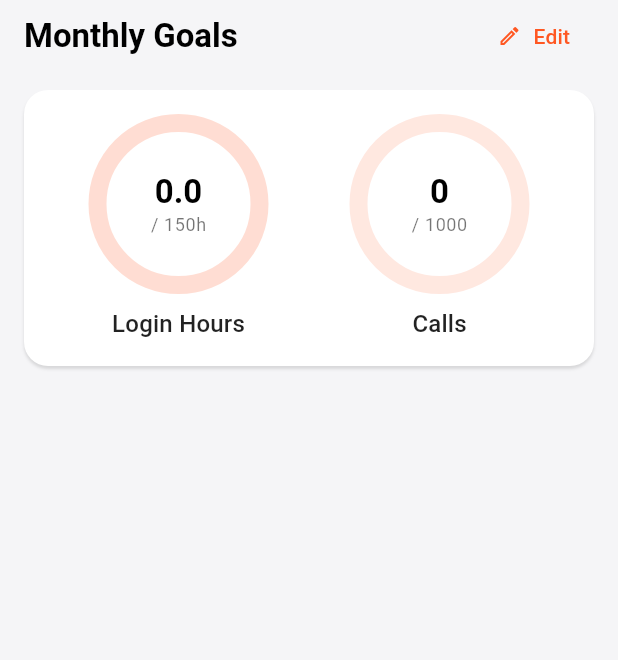
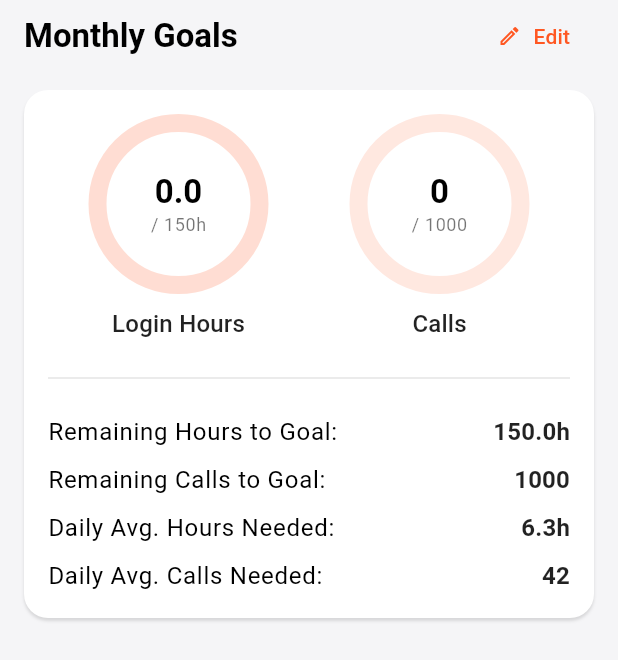
Before and after one commit to suvojit213/Dishtv-Agent-Trackerapp, a Flutter app: the MonthlyGoalsSection widget shown alone on an empty page, opened directly with empty values, on a phone screen of 412 x 824 dp. Shown: the top 660 px of the screen. Run offline on Flutter 3.47's test engine with Material 3 defaults, Android fonts, the phone set to English and light mode, and no system bars; drawn by our look-alikes of percent_indicator; our stand-ins replace csv, device_info_plus, equatable, file_picker, fl_chart, flutter_bloc and 7 more; missing offline and left inert: excel; accounts and stored records are empty.

Commit message:
feat: Display goal progress and daily averages on dashboard
Updates the MonthlyGoalsSection widget to show:
- Remaining hours and calls to reach bonus targets.
- Daily average hours and calls needed to achieve goals by month-end.

```diff
--- a/lib/presentation/features/dashboard/widgets/monthly_goals_section.dart
+++ b/lib/presentation/features/dashboard/widgets/monthly_goals_section.dart
@@ -41,7 +41,9 @@ class MonthlyGoalsSection extends StatelessWidget {
               ),
               const SizedBox(height: 12),
               CustomCard(
-                child: Row(
+                child: Column(
+                  children: [
+                    Row(
                       mainAxisAlignment: MainAxisAlignment.spaceAround,
                       children: [
                         _buildProgressIndicator(
@@ -59,6 +61,34 @@ class MonthlyGoalsSection extends StatelessWidget {
                           current: summary.totalCalls.toString(),
                           target: state.targetCalls.toString(),
                           color: theme.colorScheme.secondary,
+                        ),
+                      ],
+                    ),
+                    const SizedBox(height: 16),
+                    Divider(color: theme.colorScheme.onSurface.withOpacity(0.1)),
+                    const SizedBox(height: 16),
+                    _buildGoalDetails(
+                      context,
+                      'Remaining Hours to Goal:',
+                      '${(state.targetHours - summary.totalLoginHours).clamp(0.0, double.infinity).toStringAsFixed(1)}h',
+                    ),
+                    const SizedBox(height: 8),
+                    _buildGoalDetails(
+                      context,
+                      'Remaining Calls to Goal:',
+                      '${(state.targetCalls - summary.totalCalls).clamp(0, double.infinity).toInt()}',
+                    ),
+                    const SizedBox(height: 8),
+                    _buildGoalDetails(
+                      context,
+                      'Daily Avg. Hours Needed:',
+                      '${((state.targetHours - summary.totalLoginHours).clamp(0.0, double.infinity) / (DateTime(summary.year, summary.month + 1, 0).day - DateTime.now().day)).toStringAsFixed(1)}h',
+                    ),
+                    const SizedBox(height: 8),
+                    _buildGoalDetails(
+                      context,
+                      'Daily Avg. Calls Needed:',
+                      '${((state.targetCalls - summary.totalCalls).clamp(0, double.infinity).toInt() / (DateTime(summary.year, summary.month + 1, 0).day - DateTime.now().day)).toStringAsFixed(0)}',
                     ),
                   ],
                 ),
@@ -98,6 +128,17 @@ class MonthlyGoalsSection extends StatelessWidget {
       progressColor: color,
       animation: true,
       animationDuration: 800,
+    );
+  }
+
+  Widget _buildGoalDetails(BuildContext context, String label, String value) {
+    final theme = Theme.of(context);
+    return Row(
+      mainAxisAlignment: MainAxisAlignment.spaceBetween,
+      children: [
+        Text(label, style: theme.textTheme.bodyLarge),
+        Text(value, style: theme.textTheme.titleMedium?.copyWith(fontWeight: FontWeight.bold)),
+      ],
     );
   }
 
```
Also changed, not shown: lib/domain/entities/monthly_summary.dart (+0 -28 lines). Lines whose indentation alone changed are shown as unchanged.
